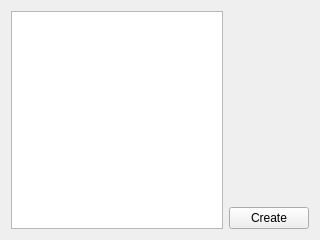
Above: Client/Plugins/Course/Implementation/Ui/CreateWhiteBoard.ui from freakyzoidberg/horus-edu before the change. Below: the same form after it.
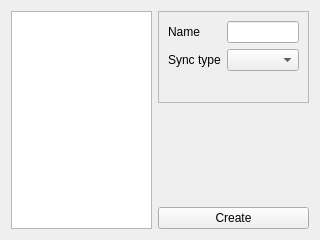
That is the form after the change.

What changed in the file:
```diff
--- a/Client/Plugins/Course/Implementation/Ui/CreateWhiteBoard.ui
+++ b/Client/Plugins/Course/Implementation/Ui/CreateWhiteBoard.ui
@@ -19,6 +19,45 @@
    </item>
    <item>
     <layout class="QVBoxLayout" name="verticalLayout">
+     <item>
+      <widget class="QFrame" name="frame">
+       <property name="frameShape">
+        <enum>QFrame::StyledPanel</enum>
+       </property>
+       <property name="frameShadow">
+        <enum>QFrame::Raised</enum>
+       </property>
+       <layout class="QFormLayout" name="formLayout_4">
+        <property name="fieldGrowthPolicy">
+         <enum>QFormLayout::AllNonFixedFieldsGrow</enum>
+        </property>
+        <item row="1" column="1">
+         <widget class="QComboBox" name="syncInput">
+          <property name="editable">
+           <bool>false</bool>
+          </property>
+         </widget>
+        </item>
+        <item row="0" column="1">
+         <widget class="QLineEdit" name="nameInput"/>
+        </item>
+        <item row="0" column="0">
+         <widget class="QLabel" name="nameLabel">
+          <property name="text">
+           <string>Name</string>
+          </property>
+         </widget>
+        </item>
+        <item row="1" column="0">
+         <widget class="QLabel" name="syncLabel">
+          <property name="text">
+           <string>Sync type</string>
+          </property>
+         </widget>
+        </item>
+       </layout>
+      </widget>
+     </item>
      <item>
       <widget class="QWidget" name="widget" native="true"/>
      </item>
```
